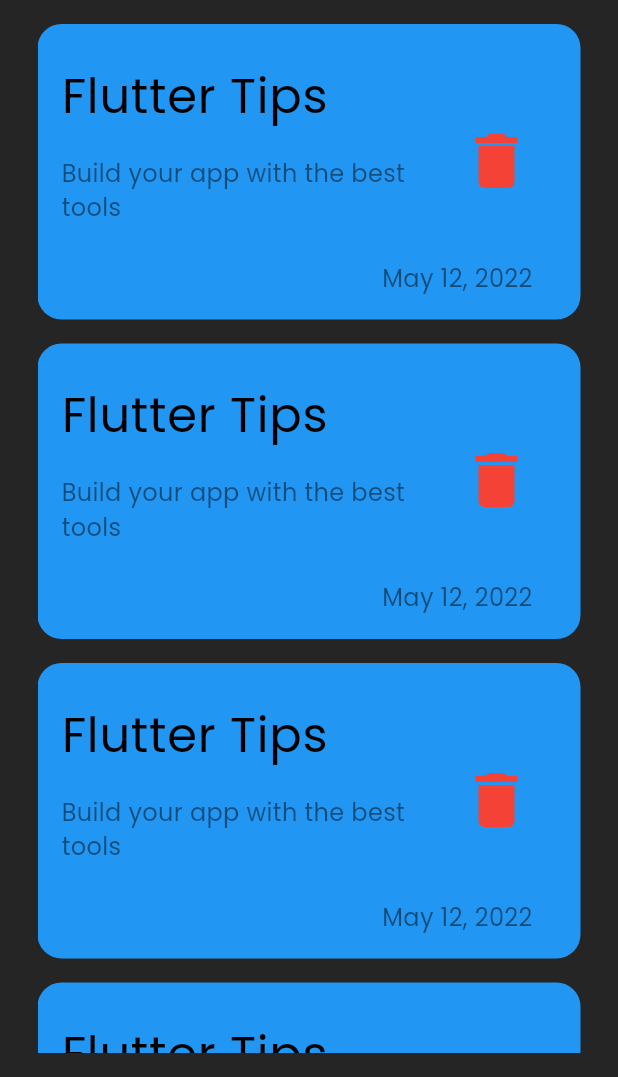
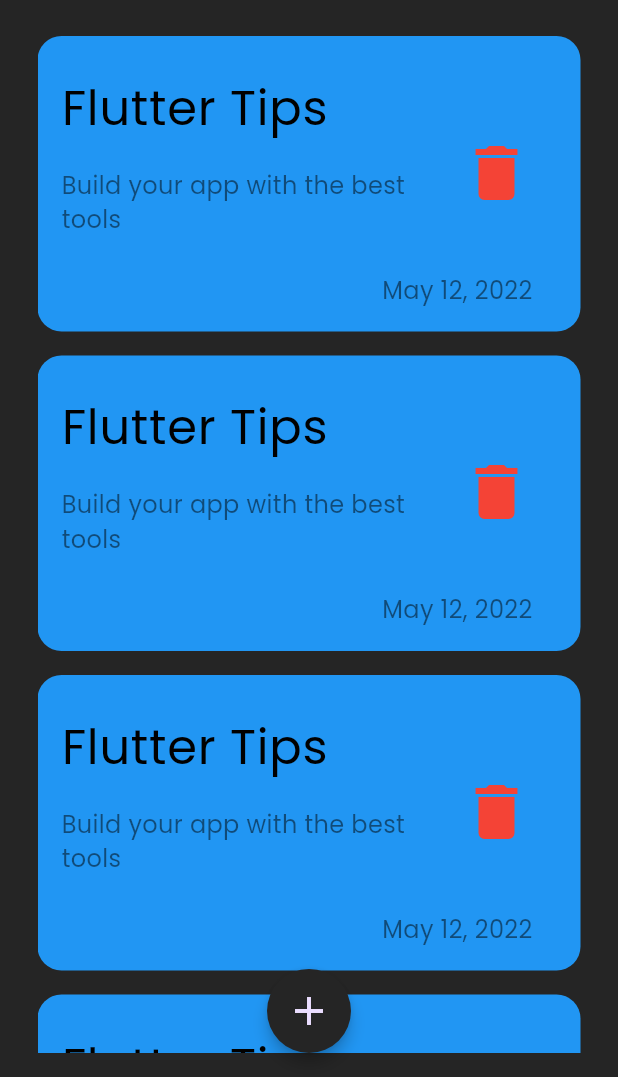
Before and after one commit to iMohamedMamdouh/notes_app, a Flutter app: the screen it shows after launch, on a phone screen of 412 x 824 dp, the part 159-1236 px from its top. Run offline on Flutter 3.47's test engine with Material 3 defaults, Android fonts, the phone set to English and light mode, and no system bars.

Commit message:
add NoteButtonSheet

```diff
--- a/lib/views/notes_view.dart
+++ b/lib/views/notes_view.dart
@@ -1,4 +1,5 @@
 import 'package:flutter/material.dart';
+import 'package:notes_app/views/widgets/add_note_button_sheet.dart';
 import 'package:notes_app/views/widgets/notes_view_body.dart';
 
 class NotesView extends StatelessWidget {
@@ -6,8 +7,27 @@ class NotesView extends StatelessWidget {
 
   @override
   Widget build(BuildContext context) {
-    return const Scaffold(
-      body: NotesViewBody(),
+    return Scaffold(
+      floatingActionButton: FloatingActionButton(
+        elevation: 4,
+        backgroundColor: const Color(0xFF252525),
+        shape: RoundedRectangleBorder(
+          borderRadius: BorderRadius.circular(50),
+        ),
+        onPressed: () {
+          showModalBottomSheet(
+              context: context,
+              builder: (context) {
+                return const AddNoteButtonSheet();
+              });
+        },
+        child: const Icon(
+          Icons.add,
+          size: 32,
+        ),
+      ),
+      floatingActionButtonLocation: FloatingActionButtonLocation.centerFloat,
+      body: const NotesViewBody(),
     );
   }
 }
--- a/lib/views/widgets/notes_view_body.dart
+++ b/lib/views/widgets/notes_view_body.dart
@@ -1,6 +1,6 @@
 import 'package:flutter/material.dart';
 import 'package:notes_app/views/widgets/custom_app_bar.dart';
-import 'package:notes_app/views/widgets/notes_listview.dart';
+import 'package:notes_app/views/widgets/notes_list_view.dart';
 
 class NotesViewBody extends StatelessWidget {
   const NotesViewBody({super.key});
@@ -11,8 +11,9 @@ class NotesViewBody extends StatelessWidget {
       padding: EdgeInsets.symmetric(horizontal: 25.0, vertical: 16.0),
       child: Column(
         children: [
-          SizedBox(height: 44),
+          SizedBox(height: 44.0),
           CustomAppBar(),
+          SizedBox(height: 8.0),
           Expanded(child: NotesListView()),
         ],
       ),
```
Also changed, not shown: lib/views/widgets/add_note_button_sheet.dart (added, +10 -0 lines), lib/views/widgets/notes_list_view.dart (renamed from lib/views/widgets/notes_listview.dart).
